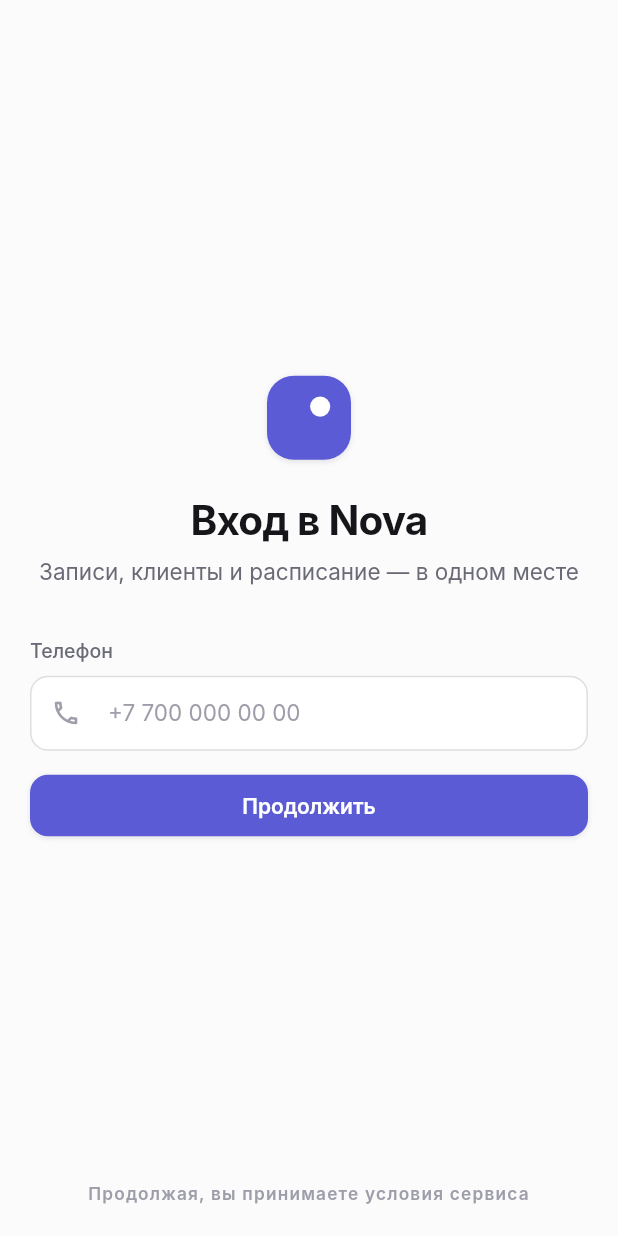
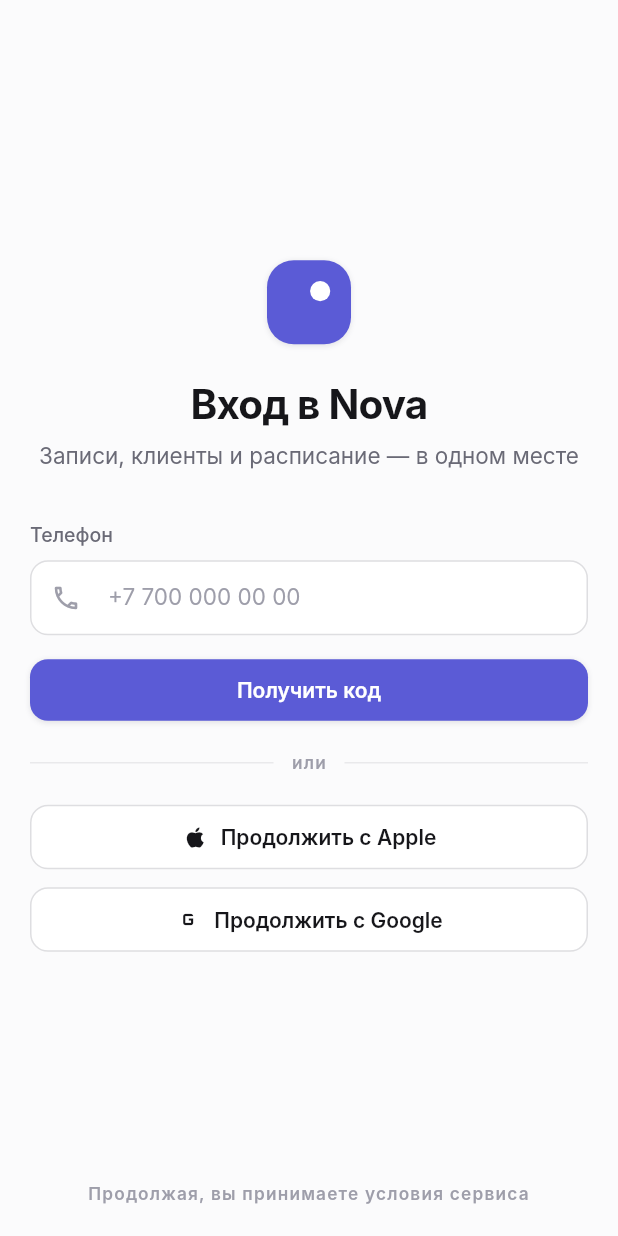
Before and after one commit to wf6zn6n9wm-ux/Shopik, a Flutter app: the screen it shows after launch, on a phone screen of 412 x 824 dp. Run offline on Flutter 3.47's test engine with Material 3 defaults, Android fonts, the phone set to English and light mode, and no system bars; our stand-ins replace drift, drift_flutter, flutter_riverpod, go_router; accounts and stored records are empty; generated files the repository leaves out were written again; Roboto replaces fonts that are missing (Inter).

```diff
--- a/nova/lib/app/router.dart
+++ b/nova/lib/app/router.dart
@@ -1,6 +1,7 @@
 import 'package:go_router/go_router.dart';
 
 import '../features/auth/auth_screen.dart';
+import '../features/auth/otp_screen.dart';
 import '../features/booking/online_booking_screen.dart';
 import '../features/onboarding/onboarding_screen.dart';
 import '../features/profile/profile_screen.dart';
@@ -23,6 +24,11 @@ GoRouter _buildRouter() {
     routes: [
       GoRoute(
           path: Routes.auth, builder: (context, state) => const AuthScreen()),
+      GoRoute(
+        path: Routes.otp,
+        builder: (context, state) =>
+            OtpScreen(contact: state.extra as String? ?? ''),
+      ),
       GoRoute(
           path: Routes.onboarding,
           builder: (context, state) => const OnboardingScreen()),
--- a/nova/lib/app/routes.dart
+++ b/nova/lib/app/routes.dart
@@ -6,6 +6,7 @@ abstract final class Routes {
   static const menu = '/menu';
 
   static const auth = '/auth';
+  static const otp = '/auth/otp';
   static const onboarding = '/onboarding';
   static const services = '/services';
   static const profile = '/profile';
--- a/nova/lib/features/auth/auth_screen.dart
+++ b/nova/lib/features/auth/auth_screen.dart
@@ -1,16 +1,61 @@
 import 'package:flutter/material.dart';
+import 'package:flutter_riverpod/flutter_riverpod.dart';
 import 'package:go_router/go_router.dart';
 
 import '../../app/routes.dart';
+import '../../core/services/analytics/analytics_events.dart';
+import '../../core/services/analytics/analytics_service.dart';
+import '../../core/services/auth/auth_service.dart';
 import '../../design/theme.dart';
 import '../../ui/brand_mark.dart';
 import '../../ui/nova_button.dart';
 import '../../ui/nova_text_field.dart';
 
-/// Вход. Телефон + код (без пароля-барьера). Логика OTP подключается через
-/// AuthService на этапе функционала; здесь — структура и навигация.
-class AuthScreen extends StatelessWidget {
+/// Вход. Телефон + код (без пароля-барьера), либо Apple / Google Sign In.
+/// Спроектирован под мультиметодную авторизацию; реальные OTP/социальные
+/// провайдеры подключаются адаптером AuthService (Supabase и т.п.).
+class AuthScreen extends ConsumerStatefulWidget {
   const AuthScreen({super.key});
+
+  @override
+  ConsumerState<AuthScreen> createState() => _AuthScreenState();
+}
+
+class _AuthScreenState extends ConsumerState<AuthScreen> {
+  final _phone = TextEditingController();
+  bool _busy = false;
+
+  @override
+  void dispose() {
+    _phone.dispose();
+    super.dispose();
+  }
+
+  Future<void> _requestCode() async {
+    final phone = _phone.text.trim();
+    if (phone.isEmpty || _busy) return;
+    setState(() => _busy = true);
+    final router = GoRouter.of(context);
+    await ref.read(authServiceProvider).requestOtp(phone: phone);
+    await ref.read(analyticsServiceProvider).track(AnalyticsEvent.login('phone'));
+    if (!mounted) return;
+    setState(() => _busy = false);
+    router.push(Routes.otp, extra: phone);
+  }
+
+  Future<void> _social(AuthMethod method) async {
+    if (_busy) return;
+    setState(() => _busy = true);
+    final router = GoRouter.of(context);
+    final auth = ref.read(authServiceProvider);
+    if (method == AuthMethod.apple) {
+      await auth.signInWithApple();
+    } else {
+      await auth.signInWithGoogle();
+    }
+    await ref.read(analyticsServiceProvider).track(AnalyticsEvent.login(method.name));
+    router.go(Routes.onboarding);
+  }
 
   @override
   Widget build(BuildContext context) {
@@ -26,25 +71,35 @@ class AuthScreen extends StatelessWidget {
               const Center(child: BrandMark(size: 56)),
               const SizedBox(height: Spacing.s6),
               Text('Вход в Nova',
-                  textAlign: TextAlign.center,
-                  style: AppTypography.title1(nova.ink)),
+                  textAlign: TextAlign.center, style: AppTypography.title1(nova.ink)),
               const SizedBox(height: Spacing.s2),
               Text('Записи, клиенты и расписание — в одном месте',
-                  textAlign: TextAlign.center,
-                  style: AppTypography.body(nova.ink2)),
+                  textAlign: TextAlign.center, style: AppTypography.body(nova.ink2)),
               const SizedBox(height: Spacing.s8),
-              const NovaTextField(
+              NovaTextField(
                 label: 'Телефон',
                 hint: '+7 700 000 00 00',
+                controller: _phone,
                 keyboardType: TextInputType.phone,
                 prefixIcon: Icons.phone_outlined,
               ),
               const SizedBox(height: Spacing.s4),
-              NovaButton(
-                'Продолжить',
-                expand: true,
-                onPressed: () => context.go(Routes.onboarding),
-              ),
+              NovaButton('Получить код',
+                  expand: true, onPressed: _busy ? null : _requestCode),
+              const SizedBox(height: Spacing.s5),
+              const _Divider(),
+              const SizedBox(height: Spacing.s5),
+              NovaButton('Продолжить с Apple',
+                  icon: Icons.apple,
+                  kind: NovaButtonKind.secondary,
+                  expand: true,
+                  onPressed: _busy ? null : () => _social(AuthMethod.apple)),
+              const SizedBox(height: Spacing.s3),
+              NovaButton('Продолжить с Google',
+                  icon: Icons.g_mobiledata,
+                  kind: NovaButtonKind.secondary,
+                  expand: true,
+                  onPressed: _busy ? null : () => _social(AuthMethod.google)),
               const Spacer(),
               Center(
                 child: Text('Продолжая, вы принимаете условия сервиса',
@@ -58,3 +113,22 @@ class AuthScreen extends StatelessWidget {
     );
   }
 }
+
+class _Divider extends StatelessWidget {
+  const _Divider();
+
+  @override
+  Widget build(BuildContext context) {
+    final nova = context.nova;
+    return Row(
+      children: [
+        Expanded(child: Divider(color: nova.line)),
+        Padding(
+          padding: const EdgeInsets.symmetric(horizontal: Spacing.s3),
+          child: Text('или', style: AppTypography.caption(nova.ink3)),
+        ),
+        Expanded(child: Divider(color: nova.line)),
+      ],
+    );
+  }
+}
```
Also changed, not shown: nova/lib/core/services/auth/auth_service.dart (+40 -6 lines), nova/lib/features/auth/otp_screen.dart (added, +93 -0 lines).
